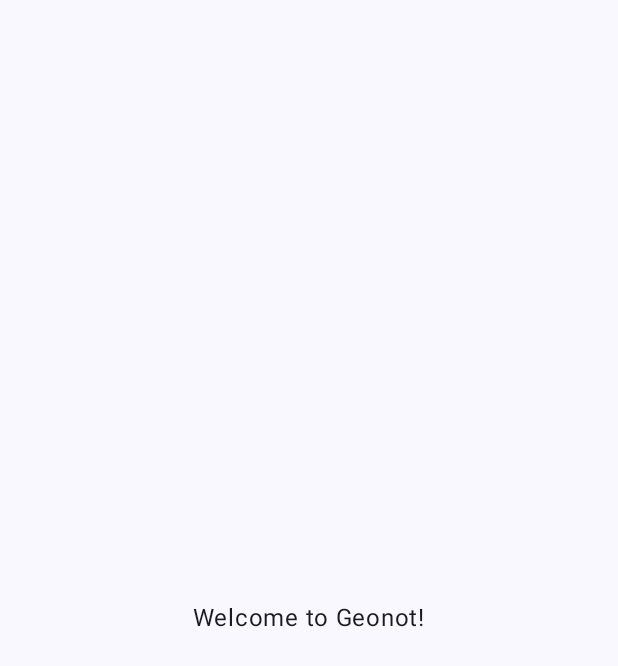
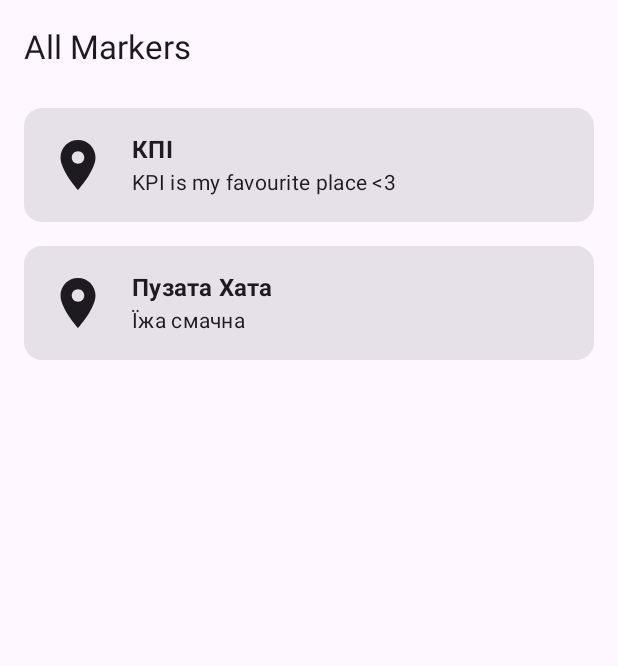
Before and after one commit to Rom-Cola/Geonot, an Android app built with Jetpack Compose: the screen it shows after launch (MainActivity), on a phone screen of 412 x 824 dp. Before the commit the part shown is almost empty. Shown: the top 666 px of the screen. Run offline under Robolectric (Android 15) with nearby library versions, the phone set to English and light mode, and no system bars.

Commit message:
Implement notes list screen and apply theme

```diff
--- a/app/src/main/java/com/loiev/geonot/MainActivity.kt
+++ b/app/src/main/java/com/loiev/geonot/MainActivity.kt
@@ -12,6 +12,7 @@ import androidx.compose.runtime.Composable
 import androidx.compose.ui.Alignment
 import androidx.compose.ui.Modifier
 import androidx.compose.ui.tooling.preview.Preview
+import com.loiev.geonot.ui.screens.NotesListScreen
 import com.loiev.geonot.ui.theme.GeonotTheme
 
 class MainActivity : ComponentActivity() {
@@ -21,9 +22,8 @@ class MainActivity : ComponentActivity() {
             GeonotTheme {
                 Surface(
                     modifier = Modifier.fillMaxSize(),
-                    color = MaterialTheme.colorScheme.background
                 ) {
-                    WelcomeScreen()
+                    NotesListScreen()
                 }
             }
         }
--- /dev/null
+++ b/app/src/main/java/com/loiev/geonot/ui/screens/NotesListScreen.kt
@@ -0,0 +1,32 @@
+package com.loiev.geonot.ui.screens
+
+import androidx.compose.foundation.layout.padding
+import androidx.compose.foundation.lazy.LazyColumn
+import androidx.compose.foundation.lazy.items
+import androidx.compose.material3.ExperimentalMaterial3Api
+import androidx.compose.material3.Scaffold
+import androidx.compose.material3.Text
+import androidx.compose.material3.TopAppBar
+import androidx.compose.runtime.Composable
+import androidx.compose.ui.Modifier
+import androidx.compose.ui.tooling.preview.Preview
+import androidx.compose.ui.unit.dp
+import com.loiev.geonot.data.GeoNote
+import com.loiev.geonot.ui.components.GeoNoteCard
+import com.loiev.geonot.ui.theme.GeonotTheme
+
+@OptIn(ExperimentalMaterial3Api::class)
+@Composable
+fun NotesListScreen() {
+    val notes = listOf(
+        GeoNote(1, "КПІ", "KPI is my favourite place <3", latitude = 0.0, longitude = 0.0, radius = 50, timestamp = "5 min ago"),
+        GeoNote(2, "Пузата Хата", "Їжа смачна", latitude = 0.0, longitude = 0.0, radius = 100, timestamp = "11.02.2024")
+    )
+    Scaffold(topBar = { TopAppBar(title = { Text("All Markers") }) }) { paddingValues ->
+        LazyColumn(modifier = Modifier.padding(paddingValues)) {
+            items(notes) { note ->
+                GeoNoteCard(note = note, modifier = Modifier.padding(horizontal = 16.dp, vertical = 8.dp))
+            }
+        }
+    }
+}
--- a/app/src/main/java/com/loiev/geonot/ui/theme/Color.kt
+++ b/app/src/main/java/com/loiev/geonot/ui/theme/Color.kt
@@ -9,3 +9,6 @@ val Pink80 = Color(0xFFEFB8C8)
 val Purple40 = Color(0xFF6650a4)
 val PurpleGrey40 = Color(0xFF625b71)
 val Pink40 = Color(0xFF7D5260)
+val DarkPurple = Color(0xFF1A0A2E)
+val MediumPurple = Color(0xFF3D2C5E)
+val LightPurple = Color(0xFFBB86FC)
--- a/app/src/main/java/com/loiev/geonot/ui/theme/Theme.kt
+++ b/app/src/main/java/com/loiev/geonot/ui/theme/Theme.kt
@@ -12,9 +12,9 @@ import androidx.compose.runtime.Composable
 import androidx.compose.ui.platform.LocalContext
 
 private val DarkColorScheme = darkColorScheme(
-    primary = Purple80,
-    secondary = PurpleGrey80,
-    tertiary = Pink80
+    primary = LightPurple,
+    background = DarkPurple,
+    surface = MediumPurple,
 )
 
 private val LightColorScheme = lightColorScheme(
@@ -37,7 +37,7 @@ private val LightColorScheme = lightColorScheme(
 fun GeonotTheme(
     darkTheme: Boolean = isSystemInDarkTheme(),
     // Dynamic color is available on Android 12+
-    dynamicColor: Boolean = true,
+    dynamicColor: Boolean = false,
     content: @Composable () -> Unit
 ) {
     val colorScheme = when {
```
